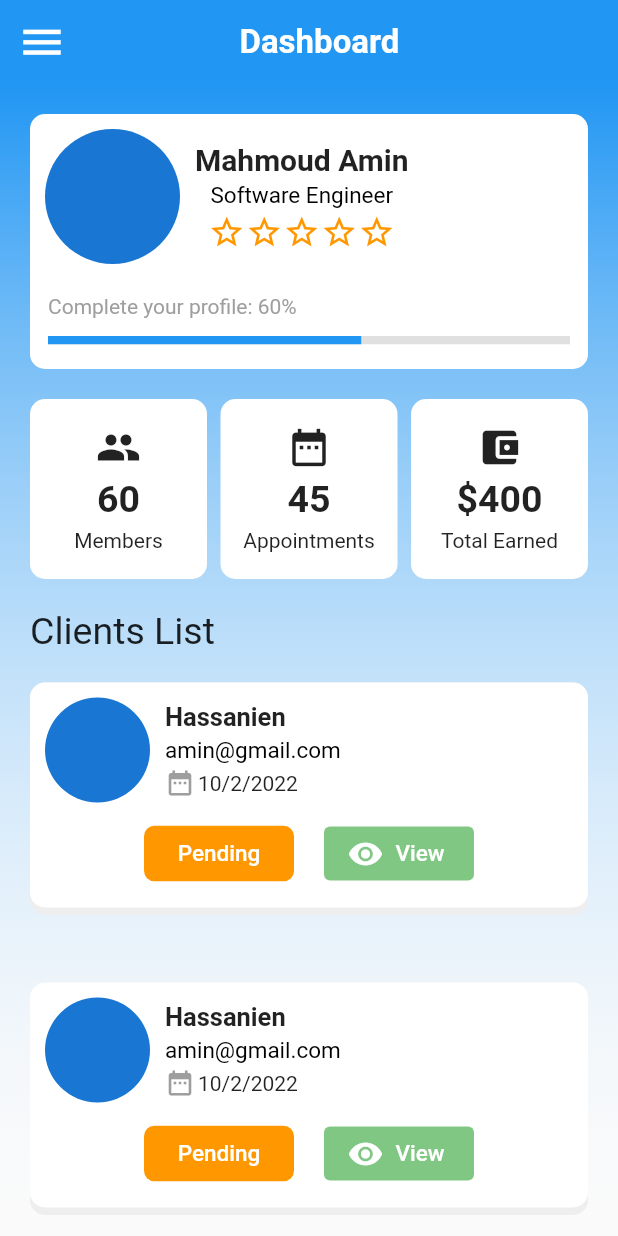
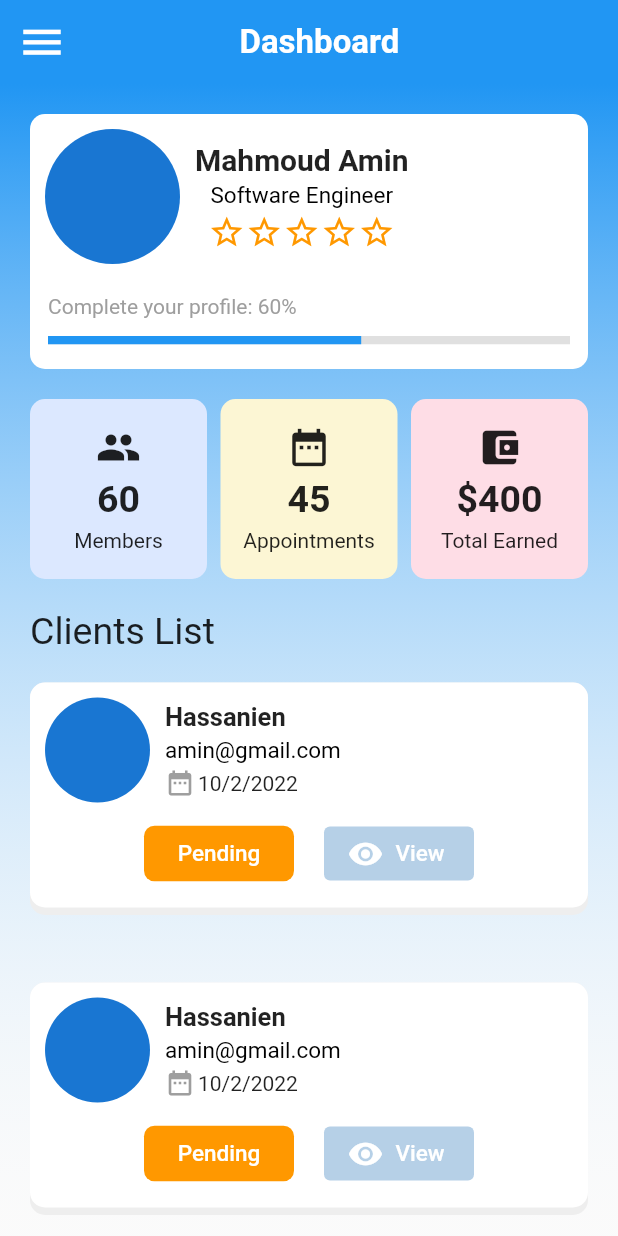
Before and after one commit to MAmin2001/Consultation_GP, a Flutter app: the Dashboard screen opened directly, on a phone screen of 412 x 824 dp. Run offline on Flutter 3.47's test engine with Material 2 defaults, Android fonts, the phone set to English and light mode, and no system bars; drawn by our look-alikes of flutter_rating_bar; our stand-ins replace bloc, dio, flutter_bloc, flutter_hex_color, fluttertoast, get and 2 more; missing offline and left inert: sliding_switch; accounts and stored records are empty.

Commit message:
Mentor_Profile

```diff
--- a/lib/main.dart
+++ b/lib/main.dart
@@ -68,7 +68,7 @@ class MyApp extends StatelessWidget {
     return BlocProvider(
       create: (BuildContext context)=> MentorCubit(),
       child: MaterialApp(
-        home: MentorProfile(),
+        home: Dashboard(),
         debugShowCheckedModeBanner: false,
       ),
     );
--- a/lib/modules/mentor/dashboard/mentor_dashboard.dart
+++ b/lib/modules/mentor/dashboard/mentor_dashboard.dart
@@ -1,4 +1,6 @@
+import 'package:consultation_gp/modules/mentee/mentee_profile.dart';
 import 'package:flutter/material.dart';
+import 'package:flutter_hex_color/flutter_hex_color.dart';
 import 'package:flutter_rating_bar/flutter_rating_bar.dart';
 
 class Dashboard extends StatelessWidget {
@@ -139,7 +141,7 @@ class Dashboard extends StatelessWidget {
                             height: 120.0,
                             width: double.infinity,
                             decoration: BoxDecoration(
-                                color: Colors.white,
+                                color: HexColor('#dce8ff'),
                                 borderRadius: BorderRadius.circular(10.0)
                             ),
                             child: Column(
@@ -171,7 +173,7 @@ class Dashboard extends StatelessWidget {
                             height: 120.0,
                             width: double.infinity,
                             decoration: BoxDecoration(
-                                color: Colors.white,
+                                color: HexColor('#fcf6d4'),
                                 borderRadius: BorderRadius.circular(10.0)
                             ),
                             child: Column(
@@ -203,7 +205,7 @@ class Dashboard extends StatelessWidget {
                             height: 120.0,
                             width: double.infinity,
                             decoration: BoxDecoration(
-                                color: Colors.white,
+                                color: HexColor('#fedde6'),
                                 borderRadius: BorderRadius.circular(10.0)
                             ),
                             child: Column(
@@ -346,14 +348,17 @@ class Dashboard extends StatelessWidget {
                                       Container(
                                           width: 100.0,
                                           child:  ElevatedButton.icon(
-                                            onPressed: (){},
+                                            onPressed: ()
+                                            {
+                                              Navigator.push(context, MaterialPageRoute(builder: (context)=>MenteeProfile()));
+                                            },
                                             icon: Icon(Icons.remove_red_eye_rounded),
                                             label: Text('View',
                                               style: TextStyle(
                                                   fontSize: 15.0
                                               ),),
                                             style: ElevatedButton.styleFrom(
-                                                primary: Colors.green[300],
+                                                primary: HexColor('#b6d0e7'),
                                                 elevation: 0.0
                                             ),
                                           )
```
Also changed, not shown: lib/layout/mentor_layout.dart (+0 -13 lines).
